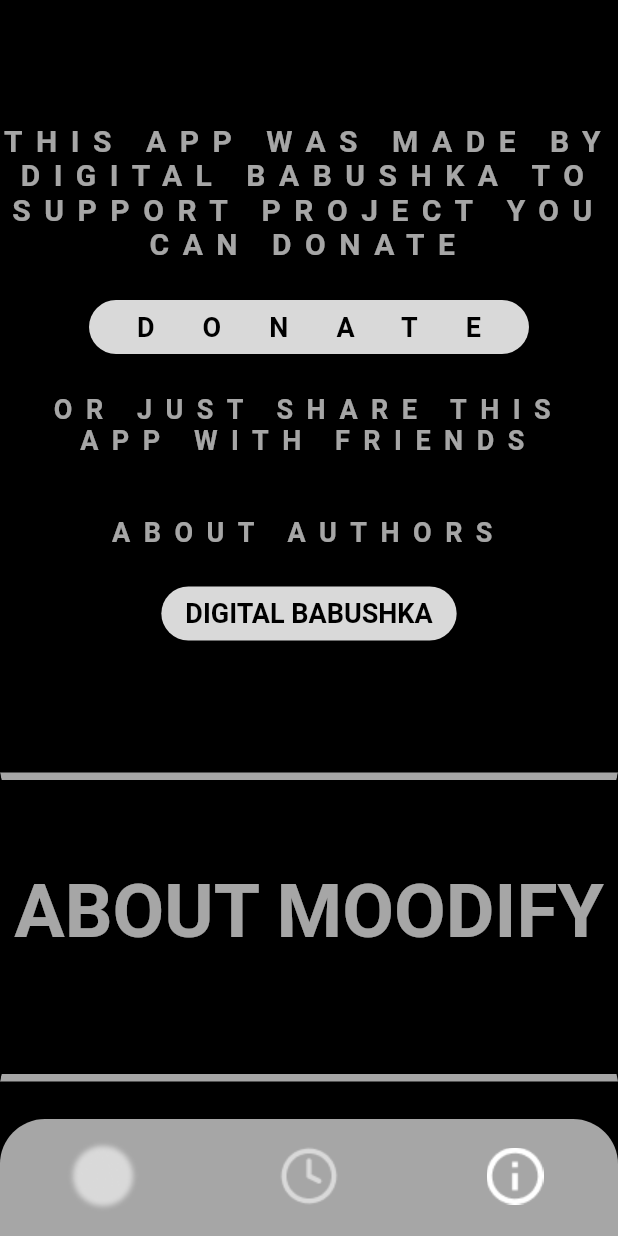
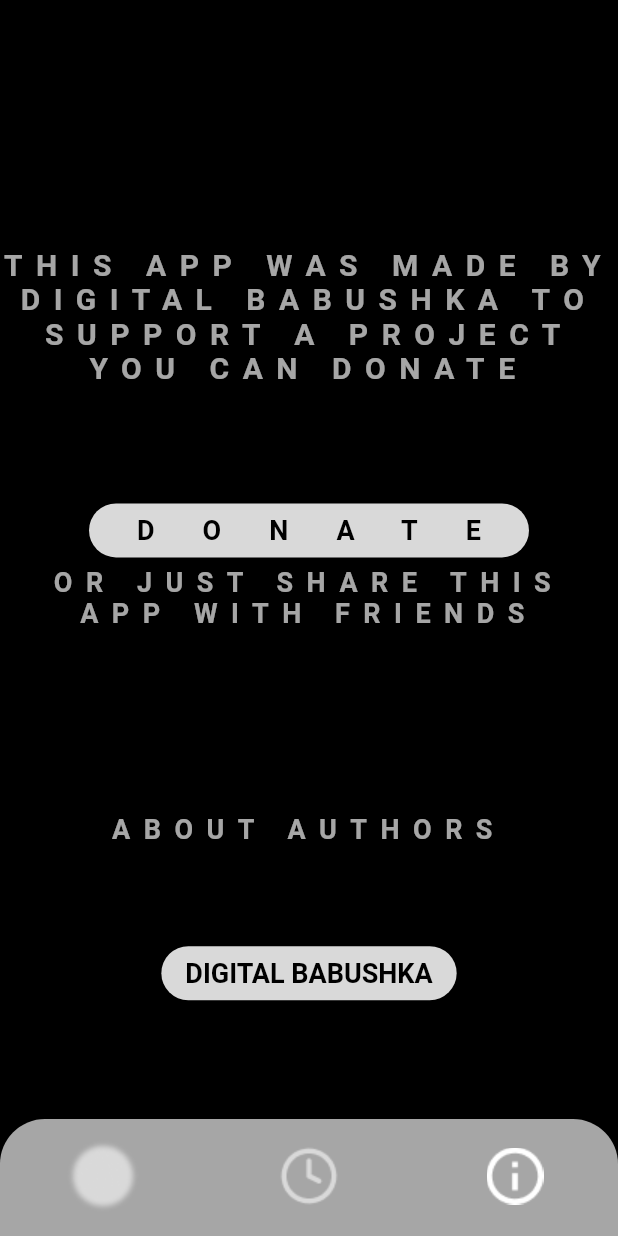
Before and after one commit to IrishBoy/Moodify, a Flutter app: the screen it shows after launch, item 3 of the bottom bar chosen, on a phone screen of 412 x 824 dp. Run offline on Flutter 3.47's test engine with Material 2 defaults, Android fonts, the phone set to English and light mode, and no system bars; our stand-ins replace google_fonts, sqflite, syncfusion_flutter_charts; accounts and stored records are empty.

Commit message:
Changed info page from expanded to ListView

```diff
--- a/moodify/lib/info_page.dart
+++ b/moodify/lib/info_page.dart
@@ -12,7 +12,6 @@
   void _openLinkInBrowser(link) async {
     Uri uriLink = Uri.parse(link);
 
-    // Replace with your actual link
     if (await canLaunchUrl(uriLink)) {
       await launchUrl(uriLink);
     } else {
@@ -34,19 +33,22 @@
 
   @override
   Widget build(BuildContext context) {
+    double screenHeight = MediaQuery.of(context).size.height;
     return Scaffold(
-      body: Container(
+      backgroundColor: Colors.black, // Set the background color of the scaffold
+      body: Ink(
+        color: Colors.black, // Set the background color of the Ink
+        child: ListView(
+          children: [
+            Container(
               color: Colors.black,
               child: Column(
                 children: [
-            Expanded(
-              flex: 5,
-              child: Column(
-                mainAxisAlignment: MainAxisAlignment.center,
-                crossAxisAlignment: CrossAxisAlignment.center,
-                children: [
-                  Text(
-                    '''This app was made by Digital babushka to support project you can donate'''
+                  SizedBox(height: screenHeight * 0.2),
+                  SizedBox(
+                    height: screenHeight * 0.2,
+                    child: Text(
+                      '''This app was made by Digital babushka to support a project you can donate'''
                           .toUpperCase(),
                       textWidthBasis: TextWidthBasis.longestLine,
                       style: TextStyle(
@@ -57,15 +59,17 @@
                       ),
                       textAlign: TextAlign.center,
                     ),
-                  SizedBox(height: 20),
-                  ElevatedButton(
+                  ),
+                  // SizedBox(
+                  //   height: screenHeight * 0.01,
+                  // ),
+                  SizedBox(
+                    child: ElevatedButton(
                       onPressed: () => _openLinkInBrowser(donationUrl),
                       style: ElevatedButton.styleFrom(
-                      backgroundColor: Color.fromRGBO(
-                          217, 217, 217, 1), // Button background color
+                        backgroundColor: Color.fromRGBO(217, 217, 217, 1),
                         shape: RoundedRectangleBorder(
-                        borderRadius:
-                            BorderRadius.circular(20.0), // Rounded corners
+                          borderRadius: BorderRadius.circular(20.0),
                         ),
                       ),
                       child: Text('DONATE',
@@ -76,8 +80,11 @@
                             fontSize: 18,
                           )),
                     ),
-                  SizedBox(height: 20),
-                  Text(
+                  ),
+                  // SizedBox(height: screenHeight * 0.01),
+                  SizedBox(
+                    height: screenHeight * 0.2,
+                    child: Text(
                       textWidthBasis: TextWidthBasis.longestLine,
                       '''or just share this\napp with friends'''.toUpperCase(),
                       style: TextStyle(
@@ -88,8 +95,11 @@
                       ),
                       textAlign: TextAlign.center,
                     ),
-                  SizedBox(height: 40),
-                  Text(
+                  ),
+                  // SizedBox(height: 40),
+                  SizedBox(
+                    height: screenHeight * 0.1,
+                    child: Text(
                       textWidthBasis: TextWidthBasis.longestLine,
                       '''about authors'''.toUpperCase(),
                       style: TextStyle(
@@ -100,15 +110,14 @@
                       ),
                       textAlign: TextAlign.center,
                     ),
-                  SizedBox(height: 20),
+                  ),
+                  // SizedBox(height: 20),
                   ElevatedButton(
                     onPressed: () => _openLinkInBrowser(digitalBabushkaUrl),
                     style: ElevatedButton.styleFrom(
-                      backgroundColor: Color.fromRGBO(
-                          217, 217, 217, 1), // Button background color
+                      backgroundColor: Color.fromRGBO(217, 217, 217, 1),
                       shape: RoundedRectangleBorder(
-                        borderRadius:
-                            BorderRadius.circular(20.0), // Rounded corners
+                        borderRadius: BorderRadius.circular(20.0),
                       ),
                     ),
                     child: Text('digital babushka'.toUpperCase(),
@@ -116,48 +125,13 @@
                         style: TextStyle(
                           color: Color.fromRGBO(0, 0, 0, 1),
                           fontWeight: FontWeight.w600,
-                          // letterSpacing: 32.0,
                           fontSize: 18,
                         )),
                   ),
                 ],
               ),
             ),
-            Expanded(
-              flex: 2,
-              child: Container(
-                padding: EdgeInsets.only(bottom: 20.0),
-                decoration: BoxDecoration(
-                    border: Border(
-                  top: BorderSide(
-                      color: Color.fromRGBO(255, 255, 255, 0.65), width: 5),
-                  left: BorderSide(),
-                  right: BorderSide(),
-                  bottom: BorderSide(
-                      color: Color.fromRGBO(255, 255, 255, 0.65), width: 5),
-                )),
-                alignment: Alignment.center,
-                child: Text(
-                  textWidthBasis: TextWidthBasis.longestLine,
-                  textAlign: TextAlign.center,
-                  softWrap: true,
-                  "About Moodify".trim().toUpperCase(),
-                  style: TextStyle(
-                    color: Color.fromRGBO(255, 255, 255, 0.65),
-                    fontWeight: FontWeight.w600,
-                    // letterSpacing: 32.0,
-                    fontSize: 50,
-                  ),
-                  // textAlign: TextAlign.center,
-                ),
-              ),
-            ),
-            Expanded(
-              flex: 1,
-              child: Padding(
-                padding: EdgeInsets.only(top: 0, bottom: 40),
-              ),
-            ),
+            // Add new widgets here
           ],
         ),
       ),
```
Lines whose indentation alone changed are shown as unchanged.
